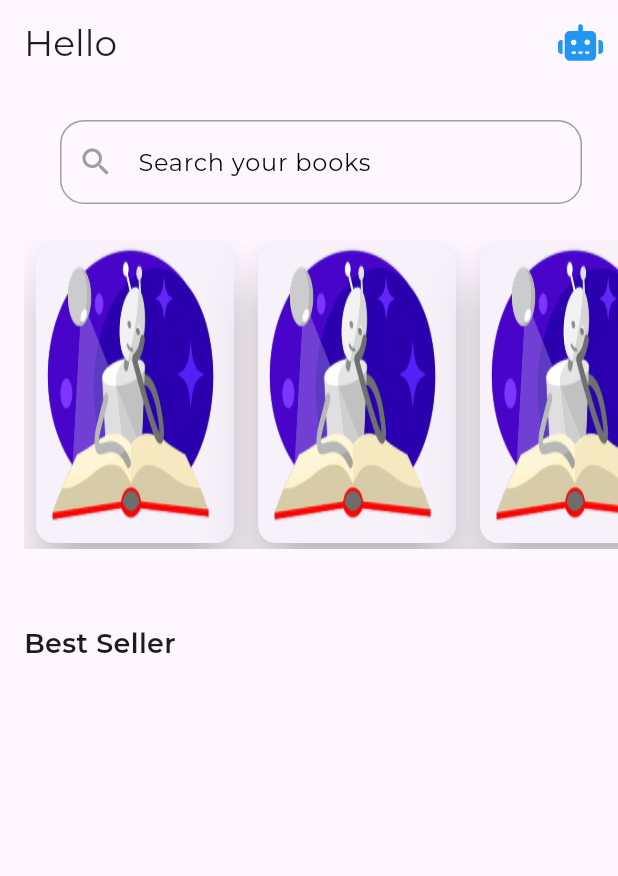
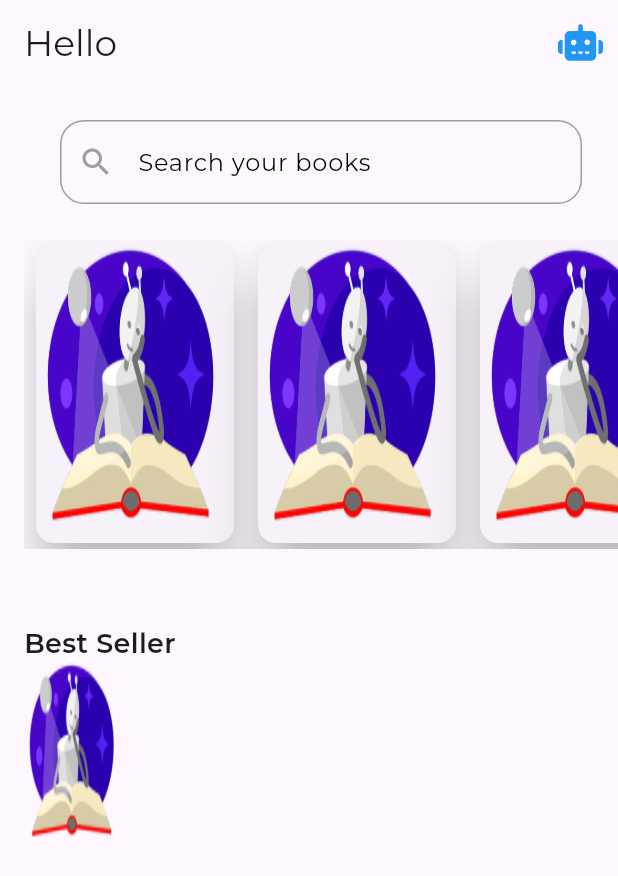
Before and after one commit to abdelrahmankareem/book_library, a Flutter app: the HomeView screen opened by its route, on a phone screen of 412 x 824 dp. Shown: the top 876 px of the screen. Run offline on Flutter 3.47's test engine with Material 3 defaults, Android fonts, the phone set to English and light mode, and no system bars; our stand-ins replace bloc, firebase_auth, firebase_core, flutter_bloc, font_awesome_flutter, go_router and 2 more; accounts and stored records are empty.

Commit message:
best seller list view part 1

```diff
--- a/lib/features/home/presentations/views/widget/featured_book_list_view.dart
+++ b/lib/features/home/presentations/views/widget/featured_book_list_view.dart
@@ -1,8 +1,8 @@
 import 'package:book/features/home/presentations/views/widget/custom_list_item.dart';
 import 'package:flutter/material.dart';
 
-class FeaturedListBoxView extends StatelessWidget {
-  const FeaturedListBoxView({super.key});
+class FeaturedListBooksView extends StatelessWidget {
+  const FeaturedListBooksView({super.key});
 
   @override
   Widget build(BuildContext context) {
--- a/lib/features/home/presentations/views/widget/home_view_body.dart
+++ b/lib/features/home/presentations/views/widget/home_view_body.dart
@@ -1,3 +1,4 @@
+import 'package:book/core/utils/assets.dart';
 import 'package:book/core/utils/styles.dart';
 import 'package:book/features/home/presentations/views/widget/custom_search_field.dart';
 import 'package:book/features/home/presentations/views/widget/featured_book_list_view.dart';
@@ -14,16 +15,47 @@ class HomeViewBody extends StatelessWidget {
         crossAxisAlignment: CrossAxisAlignment.start,
         children: [
           CustomSearchField(),
-          FeaturedListBoxView(),
+          FeaturedListBooksView(),
           SizedBox(
             height: 50,
           ),
           Text(
             "Best Seller",
             style: Styles.titleMedium,
-          )
+          ),
+          BestSellerListViewItem(),
         ],
       ),
     );
   }
 }
+
+class BestSellerListViewItem extends StatelessWidget {
+  const BestSellerListViewItem({super.key});
+
+  @override
+  Widget build(BuildContext context) {
+    return SizedBox(
+      height: 125,
+      child: Row(
+        children: [
+          AspectRatio(
+            aspectRatio: 0.8 / 1.5,
+            child: Container(
+              decoration: const BoxDecoration(
+                borderRadius: BorderRadius.all(Radius.circular(8)),
+                image: DecorationImage(
+                  fit: BoxFit.fill,
+                  image: AssetImage(
+                    AssetsData.logo,
+                  ),
+                ),
+              ),
+            ),
+          ),
+          Column()
+        ],
+      ),
+    );
+  }
+}
```
